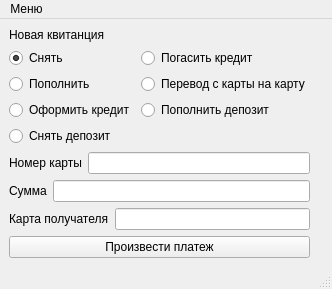
First picture: the form in mainwindow.ui, repository FoFo-Admin/bankSys, before the edit.
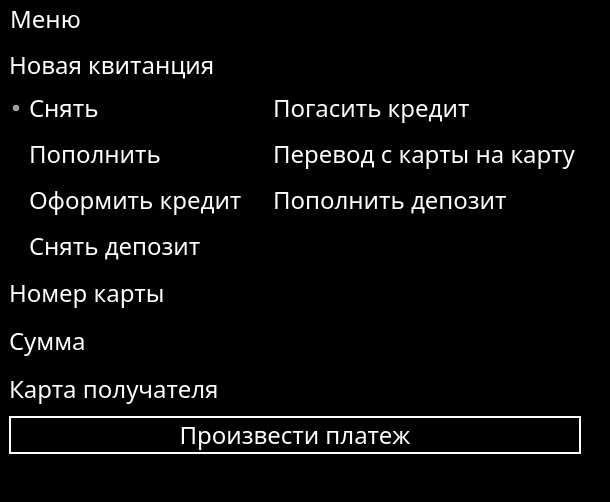
Second picture: the form after the edit.

```diff
--- a/mainwindow.ui
+++ b/mainwindow.ui
@@ -6,13 +6,19 @@
    <rect>
     <x>0</x>
     <y>0</y>
-    <width>305</width>
-    <height>281</height>
+    <width>542</width>
+    <height>459</height>
    </rect>
   </property>
   <property name="windowTitle">
    <string>MainWindow</string>
   </property>
+  <property name="styleSheet">
+   <string notr="true">color:white;
+background:black;
+font-family: Lobster;
+font-size:24px;</string>
+  </property>
   <widget class="QWidget" name="centralwidget">
    <layout class="QGridLayout" name="gridLayout_3">
     <item row="0" column="0">
@@ -133,6 +139,9 @@
     </item>
     <item row="3" column="0">
      <widget class="QPushButton" name="pushButton">
+      <property name="styleSheet">
+       <string notr="true">border: 2px solid white;</string>
+      </property>
       <property name="text">
        <string>Произвести платеж</string>
       </property>
@@ -145,8 +154,8 @@
     <rect>
      <x>0</x>
      <y>0</y>
-     <width>305</width>
-     <height>21</height>
+     <width>542</width>
+     <height>36</height>
     </rect>
    </property>
    <widget class="QMenu" name="menu">
```
